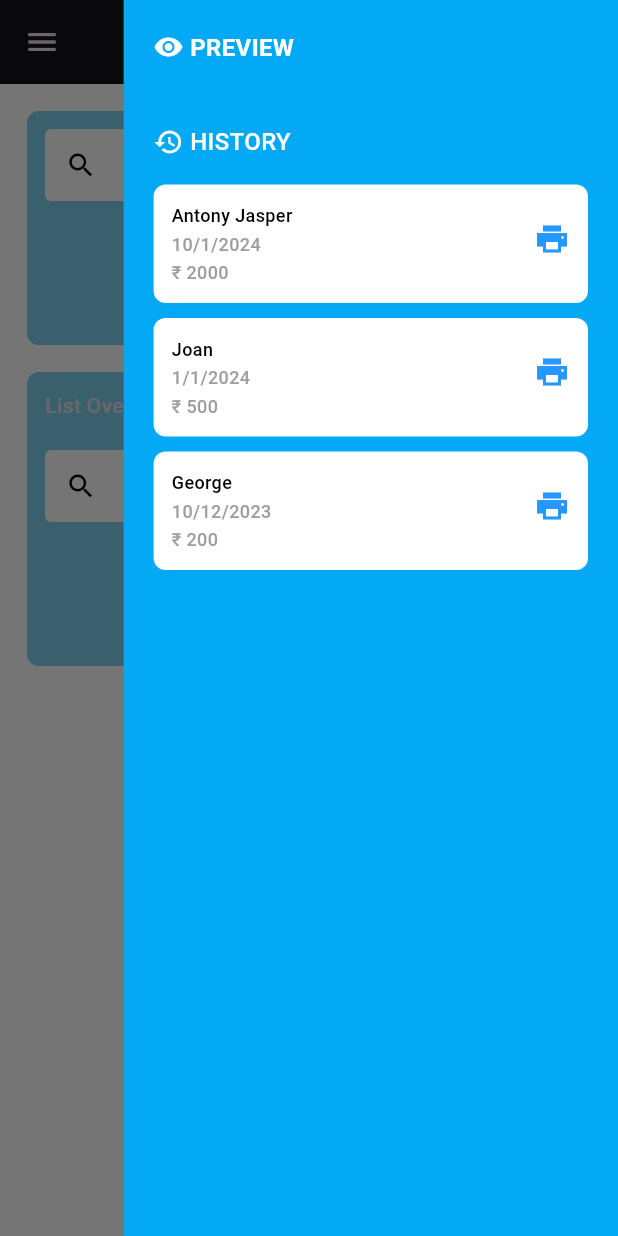
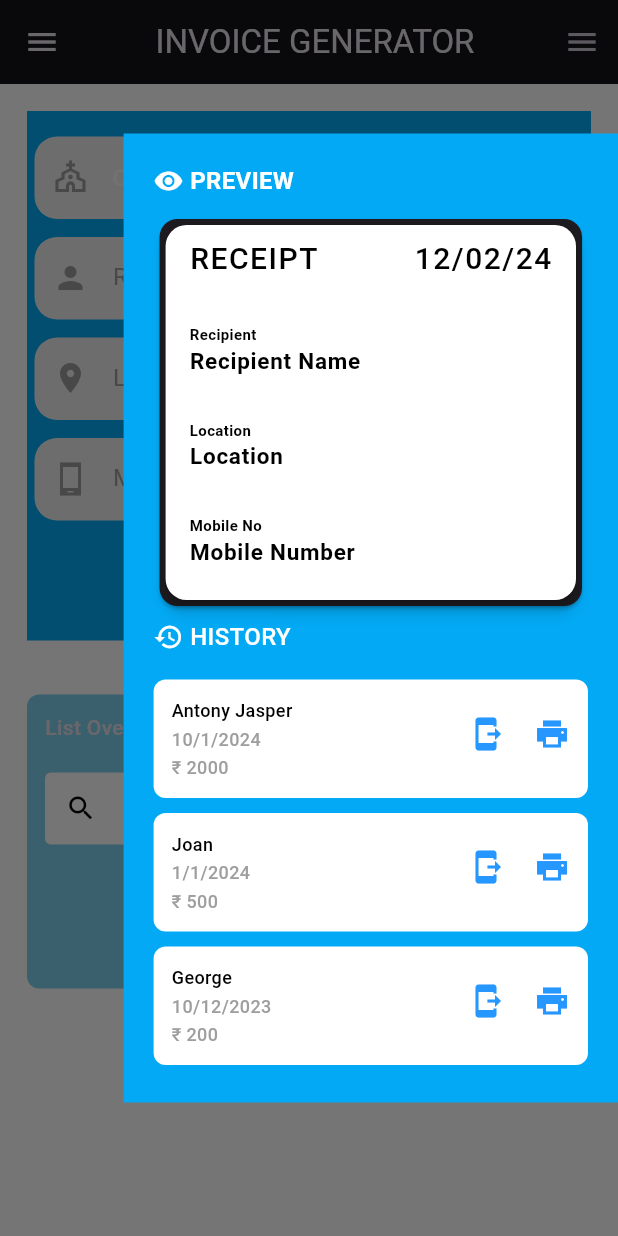
Before and after one commit to AmalanRapheal/Invoice_Generator, a Flutter app: the screen it shows after launch, after a tap on the "menu" icon, on a phone screen of 412 x 824 dp. Run offline on Flutter 3.47's test engine with Material 3 defaults, Android fonts, the phone set to English and light mode, and no system bars.

Commit message:
sample ui design test commit

```diff
--- a/lib/main.dart
+++ b/lib/main.dart
@@ -12,7 +12,7 @@ class MyApp extends StatelessWidget {
   @override
   Widget build(BuildContext context) {
     return MaterialApp(
-      title: 'Dashborad UI',
+      title: 'Invoice Generator',
       home: const MainScreen(),
       debugShowCheckedModeBanner: false,
       theme: ThemeData(
--- a/lib/widgets/dashboard_widget.dart
+++ b/lib/widgets/dashboard_widget.dart
@@ -2,7 +2,7 @@ import 'package:flutter/material.dart';
 import 'package:invoice_generator/widgets/preview_widget.dart';
 
 import '../utilities/responsive.dart';
-import 'input_data_card.dart';
+import 'data_card.dart';
 import 'list_card.dart';
 
 class DashboardWidget extends StatelessWidget {
@@ -17,10 +17,10 @@ class DashboardWidget extends StatelessWidget {
           children: [
             // const SizedBox(height: 18),
             // const HeaderWidget(),
-            // const SizedBox(height: 18),
-            // const ActivityDetailsCard(),
             const SizedBox(height: 18),
-            const InputDataCard(),
+            const DataCard(),
+            const SizedBox(height: 18),
+            // const InputDataCard(),
             const SizedBox(height: 18),
             const ListCard(),
             // const BarGraphCard(),
--- /dev/null
+++ b/lib/widgets/data_card.dart
@@ -0,0 +1,246 @@
+import 'package:flutter/material.dart';
+
+import '../constants/constant.dart';
+
+class DataCard extends StatefulWidget {
+  const DataCard({super.key});
+
+  @override
+  State<DataCard> createState() => _DataCardState();
+}
+
+class _DataCardState extends State<DataCard> {
+  final TextEditingController mobileNumberController = TextEditingController();
+  final TextEditingController cardHolderNameController =
+      TextEditingController();
+  final TextEditingController locationController = TextEditingController();
+
+  @override
+  Widget build(BuildContext context) {
+    return Container(
+      padding: const EdgeInsets.all(5),
+      color: Colors.lightBlue,
+      child: Column(
+        crossAxisAlignment: CrossAxisAlignment.center,
+        children: [
+          const SizedBox(height: 12),
+          Container(
+            height: 55,
+            width: MediaQuery.of(context).size.width / 1.12,
+            decoration: BoxDecoration(
+              color: Colors.grey[200],
+              borderRadius: BorderRadius.circular(15),
+            ),
+            child: DropdownButtonFormField(
+              dropdownColor: backgroundColor,
+              // controller: cardHolderNameController,
+
+              decoration: const InputDecoration(
+                border: InputBorder.none,
+                contentPadding:
+                    EdgeInsets.symmetric(horizontal: 20, vertical: 15),
+                hintText: 'Choose a Service',
+                hintStyle: TextStyle(
+                  color: secondryTextColor,
+                  fontSize: 16,
+                ),
+                prefixIcon: Icon(
+                  Icons.church_outlined,
+                  color: Colors.grey,
+                ),
+              ),
+              onChanged: (value) {
+                //
+              },
+              items: const [
+                DropdownMenuItem<String>(
+                  value: "1",
+                  child: Text(
+                    "Prayer Service",
+                    style: TextStyle(color: secondryTextColor),
+                  ),
+                ),
+                DropdownMenuItem<String>(
+                  value: "2",
+                  child: Text(
+                    "Donation",
+                    style: TextStyle(color: secondryTextColor),
+                  ),
+                ),
+                DropdownMenuItem<String>(
+                  value: "3",
+                  child: Text(
+                    "Offering",
+                    style: TextStyle(color: secondryTextColor),
+                  ),
+                ),
+                DropdownMenuItem<String>(
+                  value: "4",
+                  child: Text(
+                    "Occasion Gift",
+                    style: TextStyle(color: secondryTextColor),
+                  ),
+                )
+              ],
+            ),
+          ),
+          const SizedBox(height: 12),
+          Container(
+            height: 55,
+            width: MediaQuery.of(context).size.width / 1.12,
+            decoration: BoxDecoration(
+              color: Colors.grey[200],
+              borderRadius: BorderRadius.circular(15),
+            ),
+            child: TextFormField(
+              controller: cardHolderNameController,
+              keyboardType: TextInputType.name,
+              decoration: const InputDecoration(
+                border: InputBorder.none,
+                contentPadding:
+                    EdgeInsets.symmetric(horizontal: 20, vertical: 15),
+                hintText: 'Recipient Name',
+                hintStyle: TextStyle(
+                  color: Colors.grey,
+                  fontSize: 16,
+                ),
+                prefixIcon: Icon(
+                  Icons.person,
+                  color: Colors.grey,
+                ),
+              ),
+              onChanged: (value) {
+                setState(() {
+                  cardHolderNameController.value =
+                      cardHolderNameController.value.copyWith(
+                          text: value,
+                          selection:
+                              TextSelection.collapsed(offset: value.length),
+                          composing: TextRange.empty);
+                });
+              },
+            ),
+          ),
+          const SizedBox(height: 12),
+          Container(
+            height: 55,
+            width: MediaQuery.of(context).size.width / 1.12,
+            decoration: BoxDecoration(
+              color: Colors.grey[200],
+              borderRadius: BorderRadius.circular(15),
+            ),
+            child: TextFormField(
+              controller: locationController,
+              keyboardType: TextInputType.name,
+              decoration: const InputDecoration(
+                border: InputBorder.none,
+                contentPadding:
+                    EdgeInsets.symmetric(horizontal: 20, vertical: 15),
+                hintText: 'Location',
+                hintStyle: TextStyle(
+                  color: Colors.grey,
+                  fontSize: 16,
+                ),
+                prefixIcon: Icon(
+                  Icons.location_on,
+                  color: Colors.grey,
+                ),
+              ),
+              onChanged: (value) {
+                setState(() {});
+              },
+            ),
+          ),
+          const SizedBox(height: 12),
+          Container(
+            height: 55,
+            width: MediaQuery.of(context).size.width / 1.12,
+            decoration: BoxDecoration(
+              color: Colors.grey[200],
+              borderRadius: BorderRadius.circular(15),
+            ),
+            child: TextFormField(
+              controller: mobileNumberController,
+              keyboardType: TextInputType.number,
+              decoration: const InputDecoration(
+                border: InputBorder.none,
+                contentPadding:
+                    EdgeInsets.symmetric(horizontal: 20, vertical: 15),
+                hintText: 'Mobile Number',
+                hintStyle: TextStyle(
+                  color: Colors.grey,
+                  fontSize: 16,
+                ),
+                prefixIcon: Icon(
+                  Icons.phone_android_sharp,
+                  color: Colors.grey,
+                ),
+              ),
+              onChanged: (value) {
+                var text = value.replaceAll(RegExp(r'\s+\b|\b\s'), ' ');
+                setState(() {
+                  mobileNumberController.value = mobileNumberController.value
+                      .copyWith(
+                          text: text,
+                          selection:
+                              TextSelection.collapsed(offset: text.length),
+                          composing: TextRange.empty);
+                });
+              },
+            ),
+          ),
+          const SizedBox(height: 12),
+          Row(
+            mainAxisAlignment: MainAxisAlignment.end,
+            children: [
+              Column(
+                children: [
+                  ElevatedButton(
+                    style: ElevatedButton.styleFrom(
+                      foregroundColor: Colors.white,
+                      backgroundColor: Colors.deepPurpleAccent,
+                      shape: RoundedRectangleBorder(
+                        borderRadius: BorderRadius.circular(15),
+                      ),
+                    ),
+                    onPressed: () {},
+                    child: Text(
+                      'Add'.toUpperCase(),
+                      style: const TextStyle(
+                        fontSize: 15,
+                        fontWeight: FontWeight.w500,
+                      ),
+                    ),
+                  ),
+                ],
+              ),
+              const SizedBox(width: 15),
+              Column(
+                children: [
+                  ElevatedButton(
+                    style: ElevatedButton.styleFrom(
+                      foregroundColor: Colors.white,
+                      backgroundColor: Colors.deepPurpleAccent,
+                      shape: RoundedRectangleBorder(
+                        borderRadius: BorderRadius.circular(15),
+                      ),
+                    ),
+                    onPressed: () {},
+                    child: Text(
+                      'Clear'.toUpperCase(),
+                      style: const TextStyle(
+                        fontSize: 15,
+                        fontWeight: FontWeight.w500,
+                      ),
+                    ),
+                  ),
+                ],
+              ),
+            ],
+          ),
+          const SizedBox(height: 15)
+        ],
+      ),
+    );
+  }
+}
--- a/lib/widgets/history_widget.dart
+++ b/lib/widgets/history_widget.dart
@@ -72,9 +72,18 @@ class History extends StatelessWidget {
                       ),
                       const Center(
                         heightFactor: 2,
-                        child: Icon(
-                          Icons.print_sharp,
-                          color: primaryColor,
+                        child: Row(
+                          children: [
+                            Icon(
+                              Icons.send_to_mobile,
+                              color: primaryColor,
+                            ),
+                            SizedBox(width: 20),
+                            Icon(
+                              Icons.print_sharp,
+                              color: primaryColor,
+                            ),
+                          ],
                         ),
                       ),
                     ],
--- a/lib/widgets/input_data_card.dart
+++ b/lib/widgets/input_data_card.dart
@@ -1,52 +1,129 @@
 import 'package:flutter/material.dart';
 
-import '../constants/constant.dart';
-import 'custom_card_widget.dart';
+class InputDataCard extends StatefulWidget {
+  const InputDataCard({super.key});
+  @override
+  State<InputDataCard> createState() => _InputDataCardState();
+}
 
-class InputDataCard extends StatelessWidget {
-  const InputDataCard({super.key});
-
+class _InputDataCardState extends State<InputDataCard> {
+  final TextEditingController cardNumberController = TextEditingController();
+  final TextEditingController cardHolderNameController =
+      TextEditingController();
   @override
   Widget build(BuildContext context) {
-    return CustomCard(
-      child: Column(
-        crossAxisAlignment: CrossAxisAlignment.start,
+    return Column(
+      crossAxisAlignment: CrossAxisAlignment.center,
       children: [
-          // Text(
-          //   "Steps Overview",
-          //   style: TextStyle(fontSize: 14, fontWeight: FontWeight.w500),
+        const SizedBox(height: 30),
+        // Card(
+        //   child: Padding(
+        //     padding: const EdgeInsets.symmetric(horizontal: 10),
+        //     child: cardPreview(
+        //       color: Colors.lightGreen,
+        //       cardNumber: cardHolderNameController.text.isEmpty
+        //           ? "Mobile Number"
+        //           : cardHolderNameController.text.toUpperCase(),
+        //       cardHolder: cardNumberController.text.isEmpty
+        //           ? "Recipient Name"
+        //           : cardNumberController.text,
+        //     ),
+        //   ),
         // ),
-          // const SizedBox(height: 20),
-          AspectRatio(
-            aspectRatio: 16 / 6,
-            child: TextField(
-              decoration: InputDecoration(
-                filled: true,
-                fillColor: selectionColor,
-                enabledBorder: const OutlineInputBorder(
-                  borderSide: BorderSide(color: Colors.transparent),
+        const SizedBox(height: 40),
+        Container(
+          height: 55,
+          width: MediaQuery.of(context).size.width / 1.12,
+          decoration: BoxDecoration(
+            color: Colors.grey[200],
+            borderRadius: BorderRadius.circular(15),
           ),
-                border: OutlineInputBorder(
-                  borderRadius: BorderRadius.circular(12.0),
+          child: TextFormField(
+            controller: cardHolderNameController,
+            keyboardType: TextInputType.name,
+            decoration: const InputDecoration(
+              border: InputBorder.none,
+              contentPadding:
+                  EdgeInsets.symmetric(horizontal: 20, vertical: 15),
+              hintText: 'Full Name',
+              hintStyle: TextStyle(
+                color: Colors.grey,
+                fontSize: 16,
               ),
-                focusedBorder: OutlineInputBorder(
-                  borderRadius: BorderRadius.circular(12.0),
-                  borderSide: BorderSide(color: Theme.of(context).primaryColor),
+              prefixIcon: Icon(
+                Icons.person,
+                color: Colors.grey,
               ),
-                contentPadding: const EdgeInsets.symmetric(
-                  vertical: 5,
             ),
-                hintText: 'Enter Name',
-                prefixIcon: const Icon(
-                  Icons.search,
-                  color: secondryTextColor,
-                  size: 21,
+            onChanged: (value) {
+              setState(() {
+                cardHolderNameController.value = cardHolderNameController.value
+                    .copyWith(
+                        text: value,
+                        selection:
+                            TextSelection.collapsed(offset: value.length),
+                        composing: TextRange.empty);
+              });
+            },
           ),
+        ),
+        const SizedBox(height: 12),
+        Container(
+          height: 55,
+          width: MediaQuery.of(context).size.width / 1.12,
+          decoration: BoxDecoration(
+            color: Colors.grey[200],
+            borderRadius: BorderRadius.circular(15),
+          ),
+          child: TextFormField(
+            controller: cardNumberController,
+            keyboardType: TextInputType.number,
+            decoration: const InputDecoration(
+              border: InputBorder.none,
+              contentPadding:
+                  EdgeInsets.symmetric(horizontal: 20, vertical: 15),
+              hintText: 'Card Number',
+              hintStyle: TextStyle(
+                color: Colors.grey,
+                fontSize: 16,
+              ),
+              prefixIcon: Icon(
+                Icons.credit_card,
+                color: Colors.grey,
+              ),
+            ),
+            onChanged: (value) {
+              var text = value.replaceAll(RegExp(r'\s+\b|\b\s'), ' ');
+              setState(() {
+                cardNumberController.value = cardNumberController.value
+                    .copyWith(
+                        text: text,
+                        selection: TextSelection.collapsed(offset: text.length),
+                        composing: TextRange.empty);
+              });
+            },
+          ),
+        ),
+        const SizedBox(height: 12),
+        ElevatedButton(
+          style: ElevatedButton.styleFrom(
+            foregroundColor: Colors.white,
+            backgroundColor: Colors.deepPurpleAccent,
+            shape: RoundedRectangleBorder(
+              borderRadius: BorderRadius.circular(15),
+            ),
+            minimumSize: Size(MediaQuery.of(context).size.width / 1.12, 55),
+          ),
+          onPressed: () {},
+          child: Text(
+            'Add Card'.toUpperCase(),
+            style: const TextStyle(
+              fontSize: 15,
+              fontWeight: FontWeight.w500,
             ),
           ),
         ),
       ],
-      ),
     );
   }
 }
--- /dev/null
+++ b/lib/widgets/preview_card.dart
@@ -0,0 +1,137 @@
+import 'package:flutter/material.dart';
+
+import '../constants/constant.dart';
+
+Card cardPreview({
+  required String cardNumber,
+  required String cardHolder,
+  required String location,
+}) {
+  return Card(
+    elevation: 4.0,
+    color: backgroundColor,
+    shape: RoundedRectangleBorder(
+      borderRadius: BorderRadius.circular(14),
+    ),
+    child: Container(
+      height: 250,
+      padding: const EdgeInsets.only(
+          top: 8.0, left: 16.0, right: 16.0, bottom: 22.0),
+      child: Column(
+        crossAxisAlignment: CrossAxisAlignment.start,
+        mainAxisAlignment: MainAxisAlignment.spaceBetween,
+        children: <Widget>[
+          const Row(
+            mainAxisAlignment: MainAxisAlignment.spaceBetween,
+            children: [
+              Text(
+                'RECEIPT',
+                style: TextStyle(
+                  color: secondryTextColor,
+                  fontSize: 20,
+                  fontWeight: FontWeight.w500,
+                  letterSpacing: 1,
+                ),
+              ),
+              Text(
+                '12/02/24',
+                style: TextStyle(
+                  color: secondryTextColor,
+                  fontSize: 20,
+                  fontWeight: FontWeight.w500,
+                  letterSpacing: 1,
+                ),
+              ),
+            ],
+          ),
+          Row(
+            mainAxisAlignment: MainAxisAlignment.spaceBetween,
+            children: <Widget>[
+              buildDetailsBlock(
+                label: 'Recipient',
+                value: cardHolder,
+              ),
+            ],
+          ),
+          Row(
+            mainAxisAlignment: MainAxisAlignment.spaceBetween,
+            children: <Widget>[
+              buildDetailsBlock(
+                label: 'Location',
+                value: location,
+              ),
+            ],
+          ),
+          Row(
+            mainAxisAlignment: MainAxisAlignment.spaceBetween,
+            children: <Widget>[
+              buildDetailsBlock(
+                label: 'Mobile No',
+                value: cardNumber,
+              ),
+            ],
+          ),
+        ],
+      ),
+    ),
+  );
+}
+
+Column buildDetailsBlock({required String label, required String value}) {
+  return Column(
+    crossAxisAlignment: CrossAxisAlignment.start,
+    children: <Widget>[
+      Text(
+        label,
+        style: const TextStyle(
+            color: secondryTextColor,
+            fontSize: 10,
+            fontWeight: FontWeight.bold),
+      ),
+      Text(
+        value,
+        style: const TextStyle(
+          color: secondryTextColor,
+          fontSize: 15,
+          fontWeight: FontWeight.w600,
+          letterSpacing: .5,
+        ),
+      )
+    ],
+  );
+}
+
+class PreviewCard extends StatefulWidget {
+  const PreviewCard({super.key});
+  @override
+  State<PreviewCard> createState() => _PreviewCardState();
+}
+
+class _PreviewCardState extends State<PreviewCard> {
+  final TextEditingController mobileNumberController = TextEditingController();
+  final TextEditingController nameController = TextEditingController();
+  final TextEditingController locationController = TextEditingController();
+
+  @override
+  Widget build(BuildContext context) {
+    return Column(
+      crossAxisAlignment: CrossAxisAlignment.center,
+      children: [
+        const SizedBox(height: 5),
+        Card(
+          child: cardPreview(
+            cardHolder: nameController.text.isEmpty
+                ? "Recipient Name"
+                : nameController.text.toUpperCase(),
+            location: locationController.text.isEmpty
+                ? "Location"
+                : locationController.text.toUpperCase(),
+            cardNumber: mobileNumberController.text.isEmpty
+                ? "Mobile Number"
+                : mobileNumberController.text,
+          ),
+        ),
+      ],
+    );
+  }
+}
--- a/lib/widgets/preview_widget.dart
+++ b/lib/widgets/preview_widget.dart
@@ -1,13 +1,15 @@
 import 'package:flutter/material.dart';
 import '../constants/constant.dart';
 import 'history_widget.dart';
+import 'preview_card.dart';
 
 class PreviewWidget extends StatelessWidget {
   const PreviewWidget({super.key});
 
   @override
   Widget build(BuildContext context) {
-    return Container(
+    return SingleChildScrollView(
+      child: Container(
         decoration: const BoxDecoration(
           color: drawerBackground,
         ),
@@ -30,9 +32,12 @@ class PreviewWidget extends StatelessWidget {
                   ),
                 ],
               ),
-            SizedBox(height: 40),
+              SizedBox(height: 5),
+              PreviewCard(),
+              SizedBox(height: 5),
               History(),
             ],
+          ),
         ),
       ),
     );
--- a/pubspec.yaml
+++ b/pubspec.yaml
@@ -46,7 +46,7 @@ dev_dependencies:
   # activated in the `analysis_options.yaml` file located at the root of your
   # package. See that file for information about deactivating specific lint
   # rules and activating additional ones.
-  flutter_lints: ^3.0.0
+  flutter_lints: ^4.0.0
 
 # For information on the generic Dart part of this file, see the
 # following page: https://dart.dev/tools/pub/pubspec
```
Also changed, not shown: pubspec.lock, 162 other files. Lines whose indentation alone changed are shown as unchanged.
